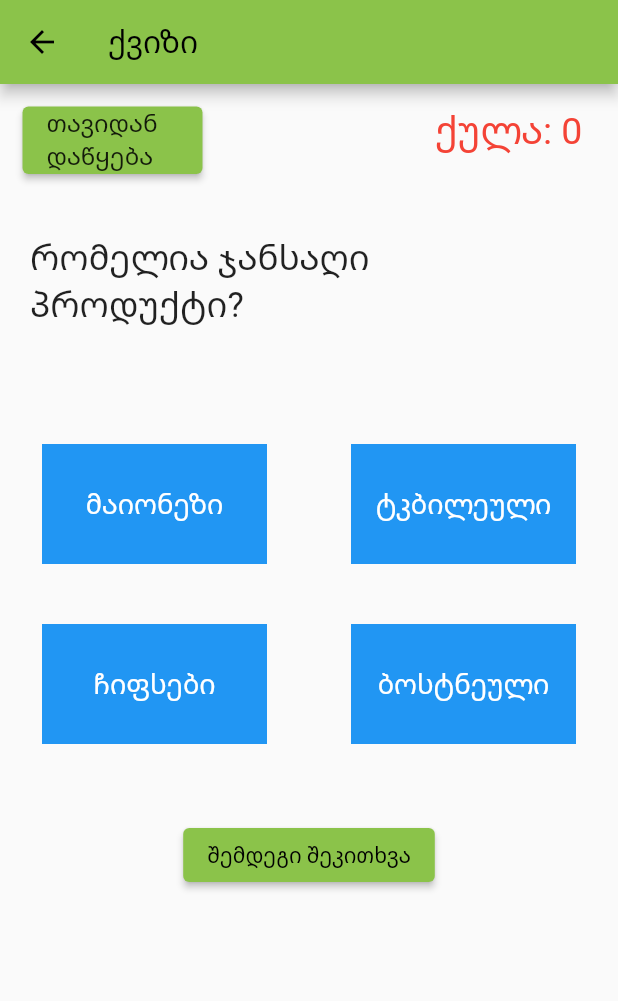
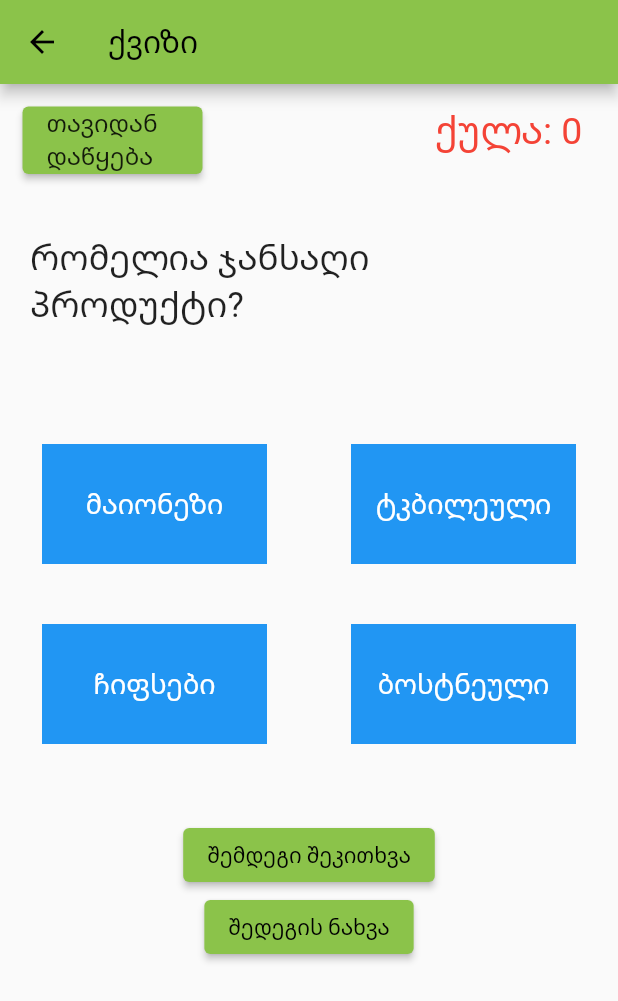
Before and after one commit to Sopiakitiashvili/healthy_lifestyle, a Flutter app: the OtherPage2 screen opened directly, after a tap on "შემდეგი შეკითხვა", on a phone screen of 412 x 824 dp. Shown: the top 1001 px of the screen. Run offline on Flutter 3.47's test engine with Material 2 defaults, Android fonts, the phone set to English and light mode, and no system bars.

Commit message:
final project

```diff
--- a/lib/pages/otherPage2.dart
+++ b/lib/pages/otherPage2.dart
@@ -1,4 +1,5 @@
 import 'package:flutter/material.dart';
+import 'package:healthy_lifestyle/pages/otherPage3.dart';
 
 class OtherPage2 extends StatefulWidget {
   const OtherPage2({Key? key}) : super(key: key);
@@ -57,6 +58,7 @@ class _OtherPage2State extends State<OtherPage2> {
                       buttonDColor = Colors.blue;
                       score = 0;
                       alreadyAnswered = false;
+                      nextQuestionVisible = true;
                     } , );
                   }, child: Container(
                       alignment: Alignment.topLeft,
@@ -89,6 +91,7 @@ class _OtherPage2State extends State<OtherPage2> {
               children: [
                 GestureDetector(
                   onTap: () {
+
                       if (correctAnswers[index] == answersA[index]) {
                         setState(() {
                           score++;
@@ -115,6 +118,7 @@ class _OtherPage2State extends State<OtherPage2> {
                 ),
                 GestureDetector(
                   onTap: () {
+
                     if (correctAnswers[index] == answersB[index]) {
                       setState(() {
                         score++;
@@ -126,6 +130,7 @@ class _OtherPage2State extends State<OtherPage2> {
                       });
                     }
                   },
+
                   child: Container(
                     color: buttonBColor,
                     width: 150,
@@ -163,7 +168,7 @@ class _OtherPage2State extends State<OtherPage2> {
                     setState(() {
                       alreadyAnswered = true;
                     });
-                  },
+                    },
                   child: Container(
                     color: buttonCColor,
                     width: 150,
@@ -179,6 +184,7 @@ class _OtherPage2State extends State<OtherPage2> {
                 ),
                 GestureDetector(
                   onTap: () {
+
                     if (correctAnswers[index] == answersD[index]) {
                       setState(() {
                         score++;
@@ -214,19 +220,25 @@ class _OtherPage2State extends State<OtherPage2> {
                 if(questions.length > index + 1) {
                   setState(() {
                     index++;
-                    buttonAColor = Colors.blue;
-                    buttonBColor = Colors.blue;
-                    buttonCColor = Colors.blue;
-                    buttonDColor = Colors.blue;
-                  });
-                } else {
-                  setState(() {
-                    nextQuestionVisible = false;
-                    alreadyAnswered = false;
                   });
                 }
-              }, child: const Text('შემდეგი შეკითხვა')),
+                if (index == questions.length - 1) {
+                  {
+                    setState(() {
+                      nextQuestionVisible = false;
+                    });
+                  }
+                }
+                buttonAColor = Colors.blue;
+                buttonBColor = Colors.blue;
+                buttonCColor = Colors.blue;
+                buttonDColor = Colors.blue;
+              },
+                  child: const Text('შემდეგი შეკითხვა')),
             ),
+            ElevatedButton(onPressed: () {
+              Navigator.of(context).push(MaterialPageRoute(builder: (context) => otherPage3(score: score)));
+            }, child: const Text("შედეგის ნახვა"))
           ],
         ),
     );
```
Also changed, not shown: lib/pages/otherPage3.dart (added, +40 -0 lines).
